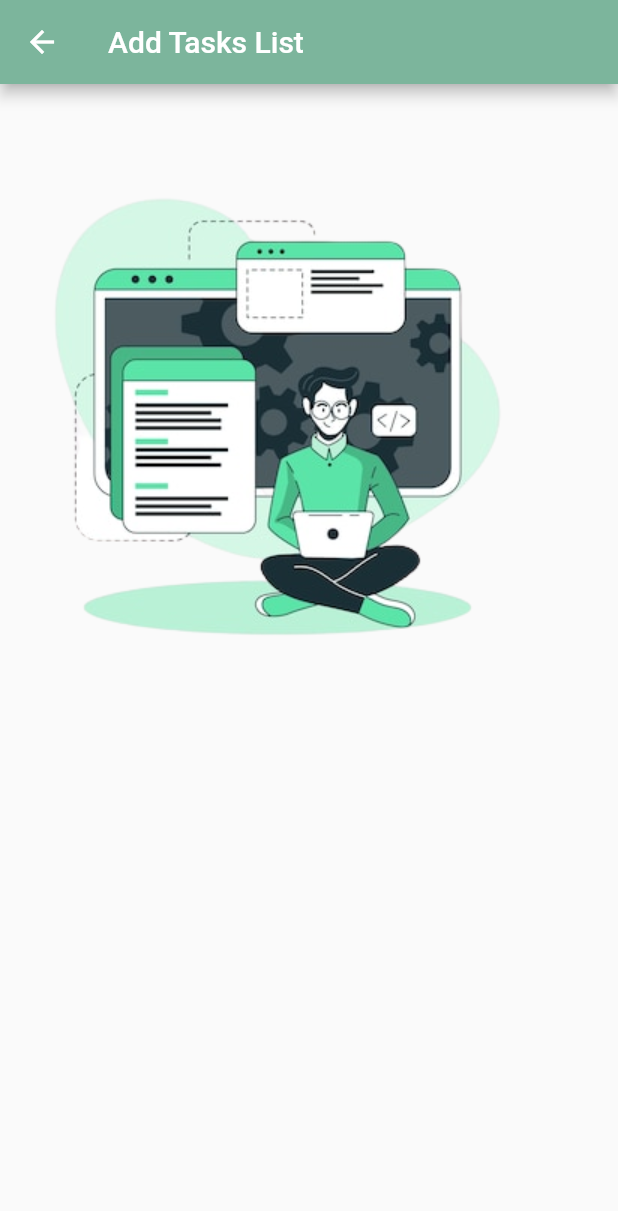
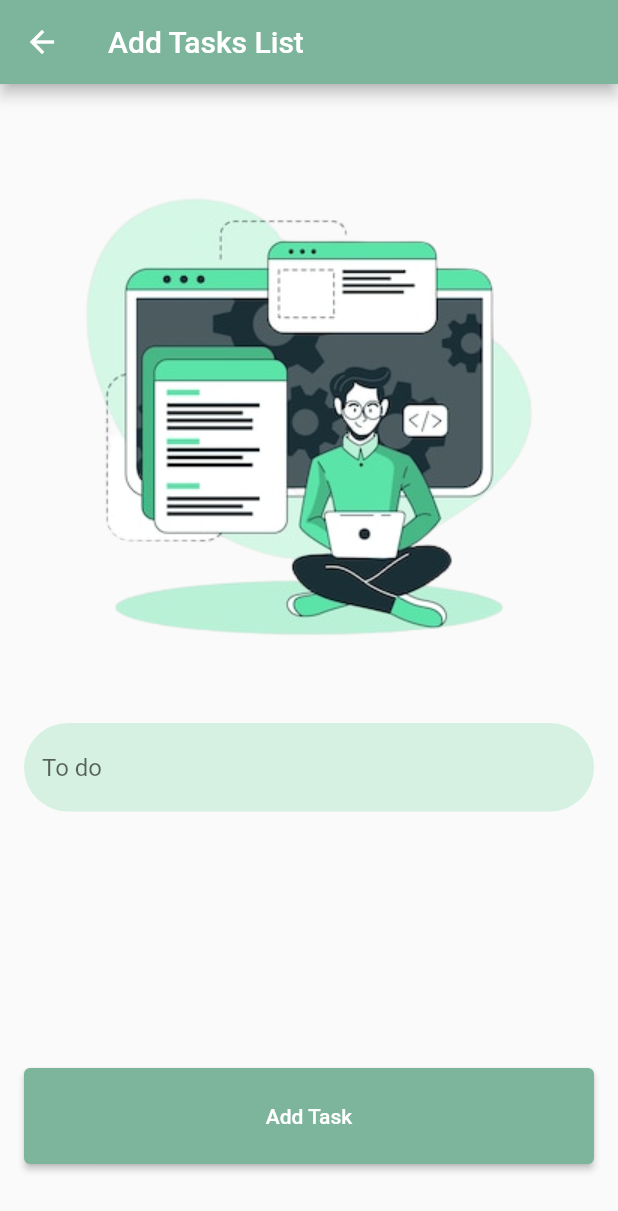
Before and after one commit to fz3hra/flutter_bootcamp, a Flutter app: the screen it shows after launch, after a tap on the "add circle outline" icon, on a phone screen of 412 x 824 dp. Shown: the top 1211 px of the screen. Run offline on Flutter 3.47's test engine with Material 2 defaults, Android fonts, the phone set to English and light mode, and no system bars; our stand-ins replace bloc, flutter_bloc.

Commit message:
:sparkles: 3rd session

```diff
--- /dev/null
+++ b/lib/bloc/cubit/add_note_cubit.dart
@@ -0,0 +1,23 @@
+import 'package:bloc/bloc.dart';
+import 'package:flutter_bootcamp/models/get_todo_model.dart';
+import 'package:meta/meta.dart';
+
+part 'add_note_state.dart';
+
+class AddNoteCubit extends Cubit<AddNoteState> {
+  AddNoteCubit() : super(AddNoteLoading());
+  void loadTodos() async {
+    await Future.delayed(Duration(seconds: 2));
+    final todos = [
+      GetTodoModel(isChecked: false, todoTitle: 'testing'),
+    ];
+    emit(AddNoteLoaded(model: todos));
+  }
+
+  void addNote(GetTodoModel model) {
+    if (state is AddNoteLoaded) {
+      final todos = (state as AddNoteLoaded).model.toList()..add(model);
+      emit(AddNoteLoaded(model: todos));
+    }
+  }
+}
--- /dev/null
+++ b/lib/bloc/cubit/add_note_state.dart
@@ -0,0 +1,12 @@
+part of 'add_note_cubit.dart';
+
+abstract class AddNoteState {}
+
+class AddNoteLoading extends AddNoteState {}
+
+class AddNoteLoaded extends AddNoteState {
+  List<GetTodoModel> model;
+  AddNoteLoaded({
+    required this.model,
+  });
+}
--- a/lib/home_screen.dart
+++ b/lib/home_screen.dart
@@ -1,14 +1,21 @@
 import 'package:flutter/material.dart';
+import 'package:flutter_bloc/flutter_bloc.dart';
+import 'package:flutter_bootcamp/bloc/cubit/add_note_cubit.dart';
 import 'package:flutter_bootcamp/screens/add_todo_screen.dart';
-import 'package:flutter_bootcamp/services/get_todo_services.dart';
 import 'package:flutter_bootcamp/utils/color_constants.dart';
 import 'package:flutter_bootcamp/utils/extension_utils.dart';
 import 'package:flutter_bootcamp/widgets/text_widget.dart';
 import 'package:flutter_bootcamp/widgets/todo_widget.dart';
 
-class HomeScreen extends StatelessWidget {
+class HomeScreen extends StatefulWidget {
   const HomeScreen({super.key});
 
+  @override
+  State<HomeScreen> createState() => _HomeScreenState();
+}
+
+class _HomeScreenState extends State<HomeScreen> {
+  int currentIndex = 0;
   @override
   Widget build(BuildContext context) {
     return Scaffold(
@@ -66,17 +73,35 @@ class HomeScreen extends StatelessWidget {
                       ),
                     ],
                   ),
-                  Expanded(
+                  BlocBuilder<AddNoteCubit, AddNoteState>(
+                    builder: (context, state) {
+                      if (state is AddNoteLoaded) {
+                        return Expanded(
                           child: ListView.builder(
-                      itemCount: GetTodoServices.todoLists.length,
+                            itemCount: state.model.length,
                             itemBuilder: (context, index) {
-                        var item = GetTodoServices.todoLists[index];
+                              var item = state.model[index];
                               return TodoWidget(
                                 todoTitle: item.todoTitle,
                                 isChecked: item.isChecked,
+                                index: index,
+                                check: (check) {
+                                  setState(() {
+                                    item.isChecked = check;
+                                  });
+                                },
+                                isIndex: (isIndex) {
+                                  setState(() {
+                                    isIndex = index;
+                                  });
+                                },
                               );
                             },
                           ),
+                        );
+                      }
+                      return Container();
+                    },
                   )
                 ],
               ),
--- a/lib/main.dart
+++ b/lib/main.dart
@@ -1,9 +1,19 @@
 import 'package:flutter/material.dart';
+import 'package:flutter_bloc/flutter_bloc.dart';
+import 'package:flutter_bootcamp/bloc/cubit/add_note_cubit.dart';
 import 'package:flutter_bootcamp/home_screen.dart';
-import 'package:flutter_bootcamp/test.dart';
 
 void main() {
-  runApp(const MyApp());
+  runApp(
+    MultiBlocProvider(
+      providers: [
+        BlocProvider(
+          create: (BuildContext context) => AddNoteCubit()..loadTodos(),
+        ),
+      ],
+      child: const MyApp(),
+    ),
+  );
 }
 
 class MyApp extends StatelessWidget {
--- a/lib/screens/add_todo_screen.dart
+++ b/lib/screens/add_todo_screen.dart
@@ -1,26 +1,89 @@
 import 'package:flutter/material.dart';
-import 'package:flutter_bootcamp/utils/color_constants.dart';
-import 'package:flutter_bootcamp/utils/extension_utils.dart';
+import 'package:flutter_bloc/flutter_bloc.dart';
+import 'package:flutter_bootcamp/bloc/cubit/add_note_cubit.dart';
+import 'package:flutter_bootcamp/models/get_todo_model.dart';
 
-class AddTodoScreen extends StatelessWidget {
+class AddTodoScreen extends StatefulWidget {
   const AddTodoScreen({super.key});
 
+  @override
+  State<AddTodoScreen> createState() => _AddTodoScreenState();
+}
+
+class _AddTodoScreenState extends State<AddTodoScreen> {
+  TextEditingController controller = TextEditingController();
   @override
   Widget build(BuildContext context) {
     return Scaffold(
       appBar: AppBar(
-        backgroundColor: ColorConstants.primaryColor,
-        title: Text(
-          'Add Tasks List',
+        backgroundColor: const Color(0xFF7CB59C),
+        title: const Text(
+          "Add Tasks List",
+          style: TextStyle(
+            color: Colors.white,
+          ),
         ),
       ),
       body: Container(
+        padding: const EdgeInsets.symmetric(
+          horizontal: 16,
+          vertical: 48,
+        ),
         child: Column(
+          mainAxisAlignment: MainAxisAlignment.spaceBetween,
           children: [
-            Image.asset("assets/addTask.png"),
+            Image.asset(
+              "assets/addTask.png",
+            ),
+            const SizedBox(
+              height: 40,
+            ),
+            Expanded(
+              child: TextField(
+                controller: controller,
+                decoration: InputDecoration(
+                  hintText: 'To do',
+                  filled: true,
+                  fillColor: const Color(0xFFD6F1E2),
+                  enabledBorder: OutlineInputBorder(
+                    borderRadius: BorderRadius.circular(50),
+                    borderSide: const BorderSide(
+                      color: Colors.transparent,
+                    ),
+                  ),
+                  focusedBorder: OutlineInputBorder(
+                    borderRadius: BorderRadius.circular(50),
+                    borderSide: const BorderSide(
+                      color: Colors.transparent,
+                    ),
+                  ),
+                ),
+              ),
+            ),
+            Container(
+              width: MediaQuery.of(context).size.width,
+              child: ElevatedButton(
+                onPressed: () {
+                  setState(
+                    () {
+                      var data = context.read<AddNoteCubit>();
+                      data.addNote(GetTodoModel(
+                        isChecked: false,
+                        todoTitle: controller.text,
+                      ));
+                    },
+                  );
+                },
+                style: ElevatedButton.styleFrom(
+                  padding: const EdgeInsets.all(24),
+                  backgroundColor: const Color(0xFF7CB59C),
+                ),
+                child: const Text("Add Task"),
+              ),
+            ),
           ],
         ),
-      ).addPadding(),
+      ),
     );
   }
 }
--- a/lib/widgets/todo_widget.dart
+++ b/lib/widgets/todo_widget.dart
@@ -4,10 +4,16 @@ import 'package:flutter_bootcamp/utils/color_constants.dart';
 class TodoWidget extends StatefulWidget {
   bool isChecked;
   String todoTitle;
+  int index;
+  Function(dynamic) check;
+  Function(dynamic) isIndex;
   TodoWidget({
     super.key,
     required this.todoTitle,
     required this.isChecked,
+    required this.index,
+    required this.check,
+    required this.isIndex,
   });
 
   @override
@@ -26,6 +32,10 @@ class _TodoWidgetState extends State<TodoWidget> {
             setState(() {
               widget.isChecked = check!;
             });
+            // if (widget.isChecked == true) {
+            //   GetTodoServices.todoLists.removeAt(widget.index);
+            //   widget.isIndex(widget.index);
+            // }
           },
         ),
         Text(widget.todoTitle),
```
Also changed, not shown: pubspec.yaml (+4 -11 lines). Lines whose indentation alone changed are shown as unchanged.
